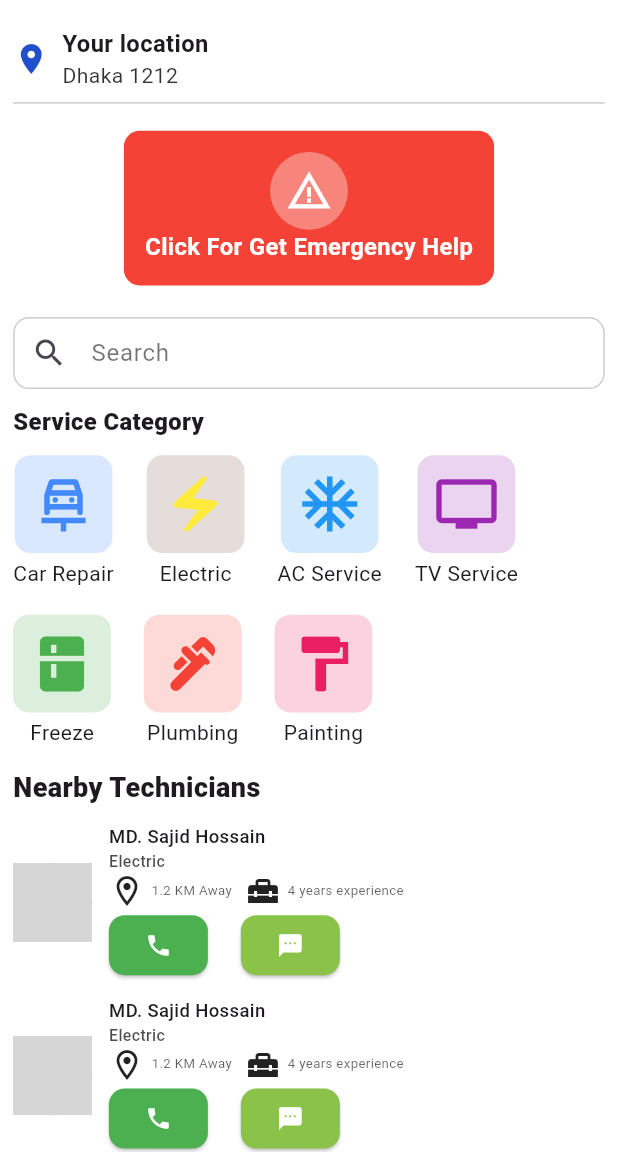
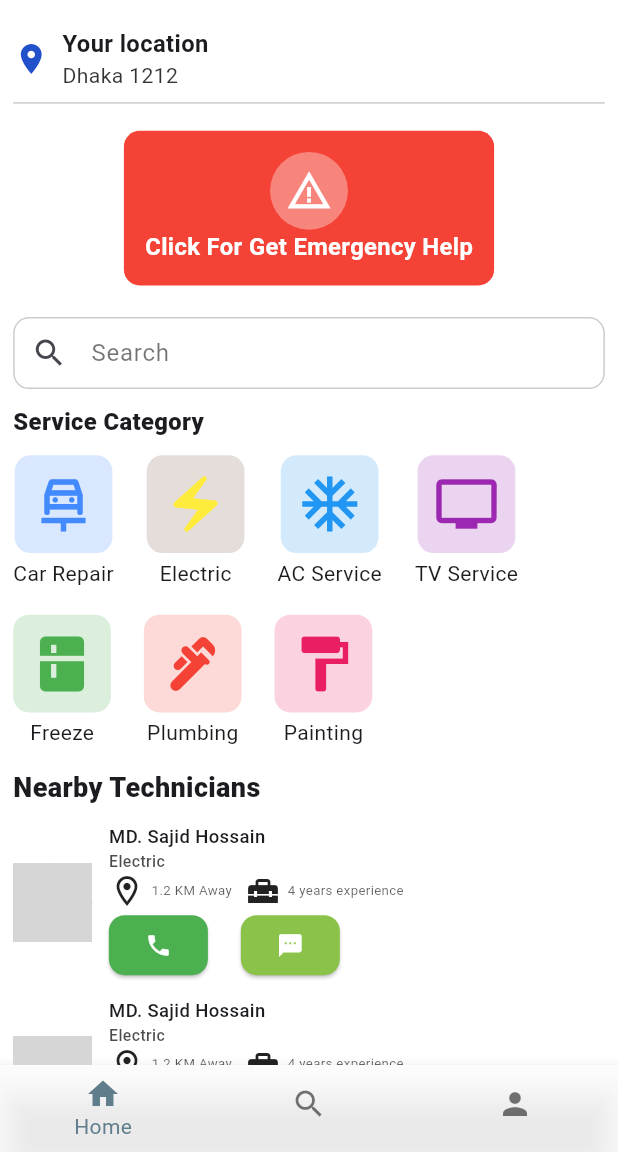
Before and after one commit to sajidrec/flutter_service_box, a Flutter app: the screen it shows after launch, on a phone screen of 412 x 824 dp, the part 84-1236 px from its top. Run offline on Flutter 3.47's test engine with Material 3 defaults, Android fonts, the phone set to English and light mode, and no system bars; our stand-ins replace file_picker, flutter_screenutil, get, go_router; network calls fail; grey boxes are pictures that could not be loaded.

Commit message:
- add bottom navbar

```diff
--- /dev/null
+++ b/lib/app/modules/bottom_navbar/controller/bottom_navbar_controller.dart
@@ -0,0 +1,14 @@
+import 'package:flutter/material.dart';
+import 'package:flutter_service_box/app/modules/home/views/home_page.dart';
+import 'package:get/get.dart';
+
+class BottomNavbarController extends GetxController {
+  int currentIndex = 0;
+
+  List<Widget> pages = [HomePage(), HomePage(), HomePage()];
+
+  void changePage(int index) {
+    currentIndex = index;
+    update();
+  }
+}
--- /dev/null
+++ b/lib/app/modules/bottom_navbar/views/bottom_navbar.dart
@@ -0,0 +1,39 @@
+import 'package:flutter/material.dart';
+import 'package:flutter_service_box/app/modules/bottom_navbar/controller/bottom_navbar_controller.dart';
+import 'package:get/get.dart';
+
+class BottomNavbar extends StatelessWidget {
+  const BottomNavbar({super.key});
+
+  @override
+  Widget build(BuildContext context) {
+    return GetBuilder<BottomNavbarController>(
+      init: BottomNavbarController(),
+      builder: (controller) {
+        return Scaffold(
+          body: controller.pages[controller.currentIndex],
+          bottomNavigationBar: BottomNavigationBar(
+            backgroundColor: Colors.white70,
+            selectedItemColor: Colors.blueGrey,
+            currentIndex: controller.currentIndex,
+            showUnselectedLabels: false,
+            onTap: (value) {
+              controller.changePage(value);
+            },
+            items: [
+              BottomNavigationBarItem(icon: Icon(Icons.home), label: "Home"),
+              BottomNavigationBarItem(
+                icon: Icon(Icons.search),
+                label: "Search",
+              ),
+              BottomNavigationBarItem(
+                icon: Icon(Icons.person),
+                label: "Profile",
+              ),
+            ],
+          ),
+        );
+      },
+    );
+  }
+}
--- a/lib/app/routes/app_pages.dart
+++ b/lib/app/routes/app_pages.dart
@@ -1,3 +1,4 @@
+import 'package:flutter_service_box/app/modules/bottom_navbar/views/bottom_navbar.dart';
 import 'package:flutter_service_box/app/modules/login/views/login_page.dart';
 import 'package:flutter_service_box/app/modules/signup/views/signup_page.dart';
 import 'package:go_router/go_router.dart';
@@ -27,5 +28,12 @@ class AppPages {
       },
       routes: [],
     ),
+    GoRoute(
+      path: AppRoutes.bottomNavBarRoute,
+      builder: (context, state) {
+        return BottomNavbar();
+      },
+      routes: [],
+    ),
   ];
 }
--- a/lib/app/routes/app_routes.dart
+++ b/lib/app/routes/app_routes.dart
@@ -2,4 +2,5 @@ abstract class AppRoutes {
   static const String homeRoute = '/home';
   static const String loginRoute = '/login';
   static const String signupRoute = '/signup';
+  static const String bottomNavBarRoute = '/bottomNavbar';
 }
--- a/lib/main.dart
+++ b/lib/main.dart
@@ -23,7 +23,7 @@ class MyApp extends StatelessWidget {
   @override
   Widget build(BuildContext context) {
     final GoRouter router = GoRouter(
-      initialLocation: AppRoutes.homeRoute,
+      initialLocation: AppRoutes.bottomNavBarRoute,
       routes: AppPages.pages,
     );
 
```
